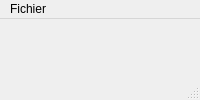
First picture: the form in view/starlightui.ui, repository fknop/starlight, before the edit.
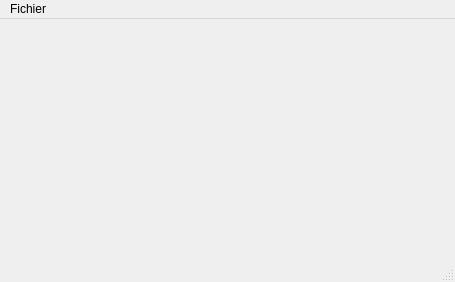
Second picture: the form after the edit.

The edit to the form file:
```diff
--- a/view/starlightui.ui
+++ b/view/starlightui.ui
@@ -2,6 +2,14 @@
 <ui version="4.0">
  <class>StarlightUI</class>
  <widget class="QMainWindow" name="StarlightUI">
+  <property name="geometry">
+   <rect>
+    <x>0</x>
+    <y>0</y>
+    <width>455</width>
+    <height>282</height>
+   </rect>
+  </property>
   <property name="windowTitle">
    <string>MainWindow</string>
   </property>
@@ -22,7 +30,7 @@
     <rect>
      <x>0</x>
      <y>0</y>
-     <width>437</width>
+     <width>455</width>
      <height>23</height>
     </rect>
    </property>
```
